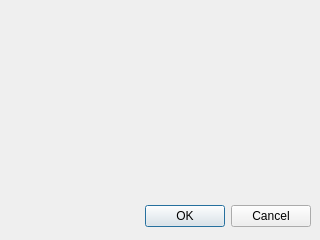
smartsenselab/SSAT, file modules/app/dialogframebased.ui: the form before one commit.
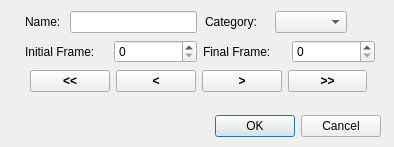
The form after the commit.

```diff
--- a/modules/app/dialogframebased.ui
+++ b/modules/app/dialogframebased.ui
@@ -5,8 +5,8 @@
    <rect>
     <x>0</x>
     <y>0</y>
-    <width>320</width>
-    <height>240</height>
+    <width>394</width>
+    <height>147</height>
    </rect>
   </property>
   <property name="windowTitle">
@@ -15,8 +15,8 @@
   <widget class="QDialogButtonBox" name="buttonBox">
    <property name="geometry">
     <rect>
-     <x>10</x>
-     <y>200</y>
+     <x>80</x>
+     <y>110</y>
      <width>301</width>
      <height>32</height>
     </rect>
@@ -28,6 +28,170 @@
     <set>QDialogButtonBox::Cancel|QDialogButtonBox::Ok</set>
    </property>
   </widget>
+  <widget class="QWidget" name="">
+   <property name="geometry">
+    <rect>
+     <x>25</x>
+     <y>40</y>
+     <width>350</width>
+     <height>23</height>
+    </rect>
+   </property>
+   <layout class="QHBoxLayout" name="horizontalLayout">
+    <item>
+     <widget class="QLabel" name="labelInitialFrame">
+      <property name="text">
+       <string>Initial Frame: </string>
+      </property>
+     </widget>
+    </item>
+    <item>
+     <widget class="QSpinBox" name="spinBoxInitialFrame">
+      <property name="maximum">
+       <number>999999999</number>
+      </property>
+     </widget>
+    </item>
+    <item>
+     <widget class="QLabel" name="labelFinalFrame">
+      <property name="text">
+       <string>Final Frame: </string>
+      </property>
+     </widget>
+    </item>
+    <item>
+     <widget class="QSpinBox" name="spinBoxFinalFrame">
+      <property name="maximum">
+       <number>999999999</number>
+      </property>
+     </widget>
+    </item>
+   </layout>
+  </widget>
+  <widget class="QWidget" name="">
+   <property name="geometry">
+    <rect>
+     <x>25</x>
+     <y>10</y>
+     <width>172</width>
+     <height>24</height>
+    </rect>
+   </property>
+   <layout class="QHBoxLayout" name="horizontalLayout_3">
+    <item>
+     <widget class="QLabel" name="label">
+      <property name="text">
+       <string>Name: </string>
+      </property>
+     </widget>
+    </item>
+    <item>
+     <widget class="QLineEdit" name="lineEdit"/>
+    </item>
+   </layout>
+  </widget>
+  <widget class="QWidget" name="">
+   <property name="geometry">
+    <rect>
+     <x>205</x>
+     <y>10</y>
+     <width>142</width>
+     <height>24</height>
+    </rect>
+   </property>
+   <layout class="QHBoxLayout" name="horizontalLayout_2">
+    <item>
+     <widget class="QLabel" name="label_2">
+      <property name="text">
+       <string>Category: </string>
+      </property>
+     </widget>
+    </item>
+    <item>
+     <widget class="QComboBox" name="comboBox"/>
+    </item>
+   </layout>
+  </widget>
+  <widget class="QWidget" name="">
+   <property name="geometry">
+    <rect>
+     <x>30</x>
+     <y>70</y>
+     <width>337</width>
+     <height>23</height>
+    </rect>
+   </property>
+   <layout class="QHBoxLayout" name="horizontalLayout_4">
+    <item>
+     <widget class="QPushButton" name="buttonRewindF">
+      <property name="font">
+       <font>
+        <weight>75</weight>
+        <bold>true</bold>
+       </font>
+      </property>
+      <property name="text">
+       <string>&lt;&lt;</string>
+      </property>
+     </widget>
+    </item>
+    <item>
+     <widget class="QPushButton" name="buttonRewind">
+      <property name="font">
+       <font>
+        <weight>75</weight>
+        <bold>true</bold>
+       </font>
+      </property>
+      <property name="text">
+       <string>&lt;</string>
+      </property>
+     </widget>
+    </item>
+    <item>
+     <widget class="QPushButton" name="buttonForward">
+      <property name="font">
+       <font>
+        <weight>75</weight>
+        <bold>true</bold>
+       </font>
+      </property>
+      <property name="text">
+       <string>&gt;</string>
+      </property>
+     </widget>
+    </item>
+    <item>
+     <widget class="QPushButton" name="buttonForwardF">
+      <property name="font">
+       <font>
+        <weight>75</weight>
+        <bold>true</bold>
+       </font>
+      </property>
+      <property name="text">
+       <string>&gt;&gt;</string>
+      </property>
+     </widget>
+    </item>
+   </layout>
+  </widget>
+  <zorder>buttonBox</zorder>
+  <zorder>layoutWidget</zorder>
+  <zorder>layoutWidget</zorder>
+  <zorder>labelInitialFrame</zorder>
+  <zorder>spinBoxFinalFrame</zorder>
+  <zorder>labelInitialFrame</zorder>
+  <zorder>label</zorder>
+  <zorder>label_2</zorder>
+  <zorder>lineEdit</zorder>
+  <zorder>lineEdit_2</zorder>
+  <zorder>label_2</zorder>
+  <zorder>comboBox</zorder>
+  <zorder>buttonRewindF</zorder>
+  <zorder>buttonRewind</zorder>
+  <zorder>buttonForward</zorder>
+  <zorder>buttonForwardF</zorder>
  </widget>
  <resources/>
  <connections>
```
Left out of the diff: 3 changed lines with no effect on the pictures.
